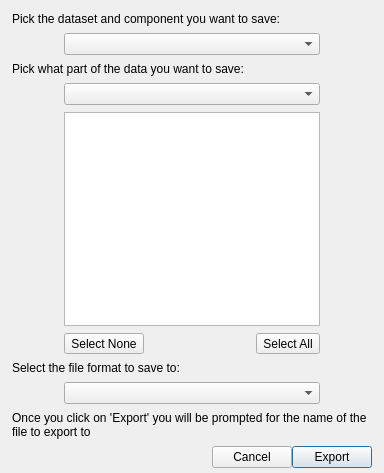
glue-viz/glue, file glue/app/qt/save_data.ui: the form before one commit.
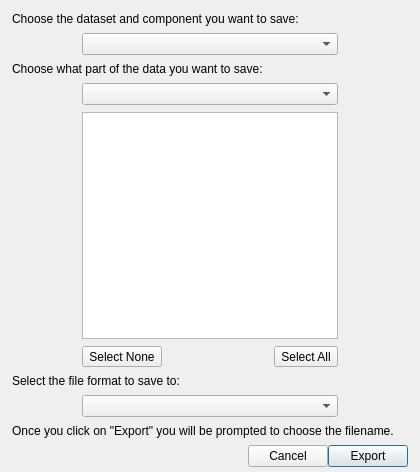
The form after the commit.

The edit to the form file:
```diff
--- a/glue/app/qt/save_data.ui
+++ b/glue/app/qt/save_data.ui
@@ -6,8 +6,8 @@
    <rect>
     <x>0</x>
     <y>0</y>
-    <width>384</width>
-    <height>473</height>
+    <width>420</width>
+    <height>472</height>
    </rect>
   </property>
   <property name="sizePolicy">
@@ -94,7 +94,7 @@
    <item row="2" column="0" colspan="5">
     <widget class="QLabel" name="label_3">
      <property name="text">
-      <string>Pick what part of the data you want to save:</string>
+      <string>Choose what part of the data you want to save:</string>
      </property>
     </widget>
    </item>
@@ -155,14 +155,14 @@
    <item row="0" column="0" colspan="5">
     <widget class="QLabel" name="label">
      <property name="text">
-      <string>Pick the dataset and component you want to save:</string>
+      <string>Choose the dataset and component you want to save:</string>
      </property>
     </widget>
    </item>
    <item row="9" column="0" colspan="5">
     <widget class="QLabel" name="label_4">
      <property name="text">
-      <string>Once you click on 'Export' you will be prompted for the name of the file to export to</string>
+      <string>Once you click on &quot;Export&quot; you will be prompted to choose the filename.</string>
      </property>
      <property name="wordWrap">
       <bool>true</bool>
```
